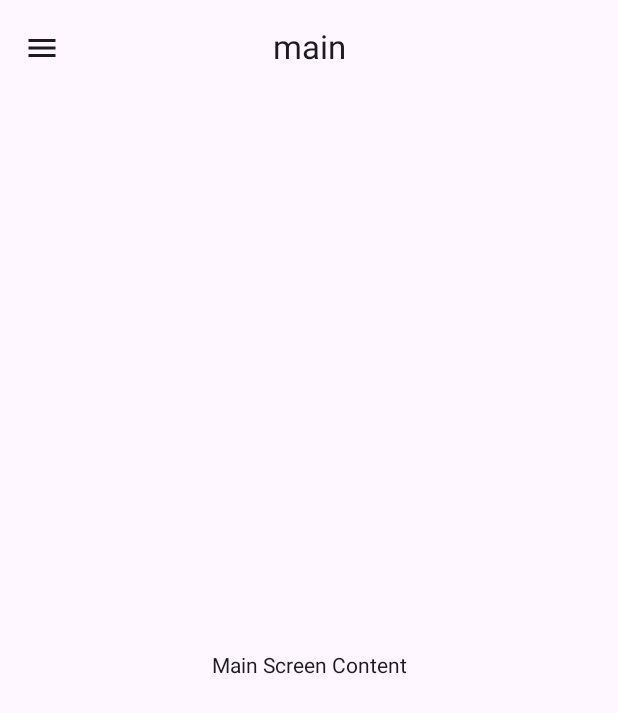
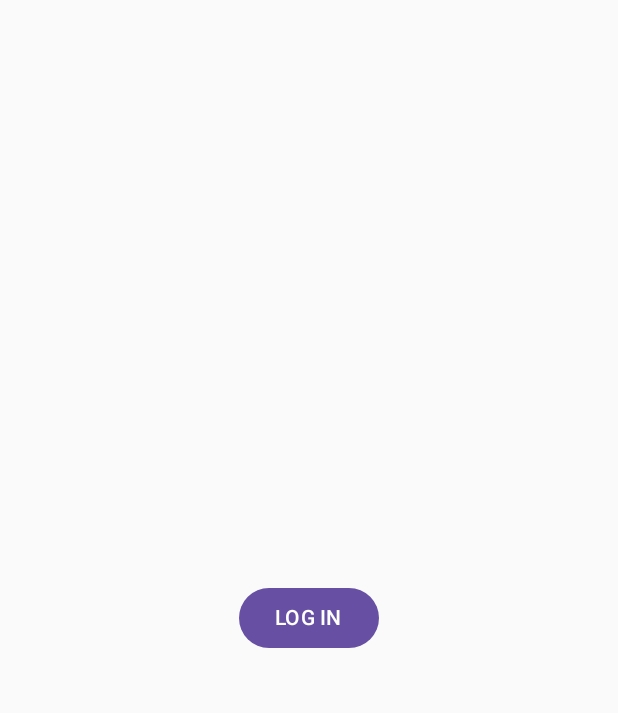
Before and after one commit to V3X3N/Catchio, an Android app built with Jetpack Compose: the screen it shows after launch (MainActivity), on a phone screen of 412 x 824 dp. Shown: the top 713 px of the screen. Run offline under Robolectric (Android 15) with nearby library versions, the light colour scheme and no system bars.

Commit message:
add loginScreen template

```diff
--- a/app/src/main/java/com/example/catchio/MainActivity.kt
+++ b/app/src/main/java/com/example/catchio/MainActivity.kt
@@ -4,6 +4,7 @@ import android.os.Bundle
 import androidx.activity.ComponentActivity
 import androidx.activity.compose.setContent
 import androidx.compose.foundation.layout.padding
+import androidx.compose.material.icons.Icons
 import androidx.compose.material.icons.filled.Menu
 import androidx.compose.material3.*
 import androidx.compose.runtime.*
@@ -19,11 +20,12 @@ import com.example.catchio.navigation.Screen
 import com.example.catchio.screens.MainScreen
 import com.example.catchio.screens.route.Screen1
 import com.example.catchio.screens.backpack.BackpackScreen
+import com.example.catchio.screens.login.LoginScreen
 import com.example.catchio.screens.town.TownDetailsScreen
 import kotlinx.coroutines.launch
 
+@OptIn(ExperimentalMaterial3Api::class)
 class MainActivity : ComponentActivity() {
-    @OptIn(ExperimentalMaterial3Api::class)
     override fun onCreate(savedInstanceState: Bundle?) {
         super.onCreate(savedInstanceState)
         setContent {
@@ -33,6 +35,13 @@ class MainActivity : ComponentActivity() {
             val navBackStackEntry by navController.currentBackStackEntryAsState()
             val currentDestination = navBackStackEntry?.destination
 
+            val isLoggedIn = remember { mutableStateOf(false) }
+
+            if (!isLoggedIn.value) {
+                LoginScreen(onLoginSuccess = {
+                    isLoggedIn.value = true
+                })
+            } else {
                 ModalNavigationDrawer(
                     drawerState = drawerState,
                     gesturesEnabled = true,
@@ -51,7 +60,7 @@ class MainActivity : ComponentActivity() {
                                 title = { Text(currentDestination?.route ?: "Main") },
                                 navigationIcon = {
                                     IconButton(onClick = { scope.launch { drawerState.open() } }) {
-                                    Icon(androidx.compose.material.icons.Icons.Filled.Menu, contentDescription = "Menu")
+                                        Icon(Icons.Filled.Menu, contentDescription = "Menu")
                                     }
                                 }
                             )
@@ -83,3 +92,4 @@ class MainActivity : ComponentActivity() {
             }
         }
     }
+}
--- /dev/null
+++ b/app/src/main/java/com/example/catchio/screens/login/LoginScreen.kt
@@ -0,0 +1,42 @@
+package com.example.catchio.screens.login
+
+import androidx.compose.foundation.layout.Arrangement
+import androidx.compose.foundation.layout.Column
+import androidx.compose.foundation.layout.fillMaxSize
+import androidx.compose.foundation.layout.padding
+import androidx.compose.material3.Button
+import androidx.compose.material3.Text
+import androidx.compose.runtime.Composable
+import androidx.compose.runtime.LaunchedEffect
+import androidx.compose.runtime.rememberCoroutineScope
+import androidx.compose.ui.Alignment
+import androidx.compose.ui.Modifier
+import androidx.compose.ui.unit.dp
+import androidx.lifecycle.viewmodel.compose.viewModel
+import kotlinx.coroutines.launch
+
+@Composable
+fun LoginScreen(onLoginSuccess: () -> Unit) {
+    val viewModel: LoginViewModel = viewModel()
+    val lifecycleScope = rememberCoroutineScope()
+
+    LaunchedEffect(key1 = Unit) {
+        lifecycleScope.launch {
+            viewModel.loginSuccess.collect {
+                onLoginSuccess()
+            }
+        }
+    }
+
+    Column(
+        modifier = Modifier
+            .fillMaxSize()
+            .padding(16.dp),
+        verticalArrangement = Arrangement.Center,
+        horizontalAlignment = Alignment.CenterHorizontally
+    ) {
+        Button(onClick = { viewModel.onLoginClicked() }) {
+            Text("LOG IN")
+        }
+    }
+}
--- /dev/null
+++ b/app/src/main/java/com/example/catchio/screens/login/LoginViewModel.kt
@@ -0,0 +1,19 @@
+package com.example.catchio.screens.login
+
+import androidx.lifecycle.ViewModel
+import androidx.lifecycle.viewModelScope
+import kotlinx.coroutines.flow.MutableSharedFlow
+import kotlinx.coroutines.flow.SharedFlow
+import kotlinx.coroutines.flow.asSharedFlow
+import kotlinx.coroutines.launch
+
+class LoginViewModel : ViewModel() {
+    private val _loginSuccess = MutableSharedFlow<Unit>()
+    val loginSuccess: SharedFlow<Unit> = _loginSuccess.asSharedFlow()
+
+    fun onLoginClicked() {
+        viewModelScope.launch {
+            _loginSuccess.emit(Unit)
+        }
+    }
+}
```
Lines whose indentation alone changed are shown as unchanged.
